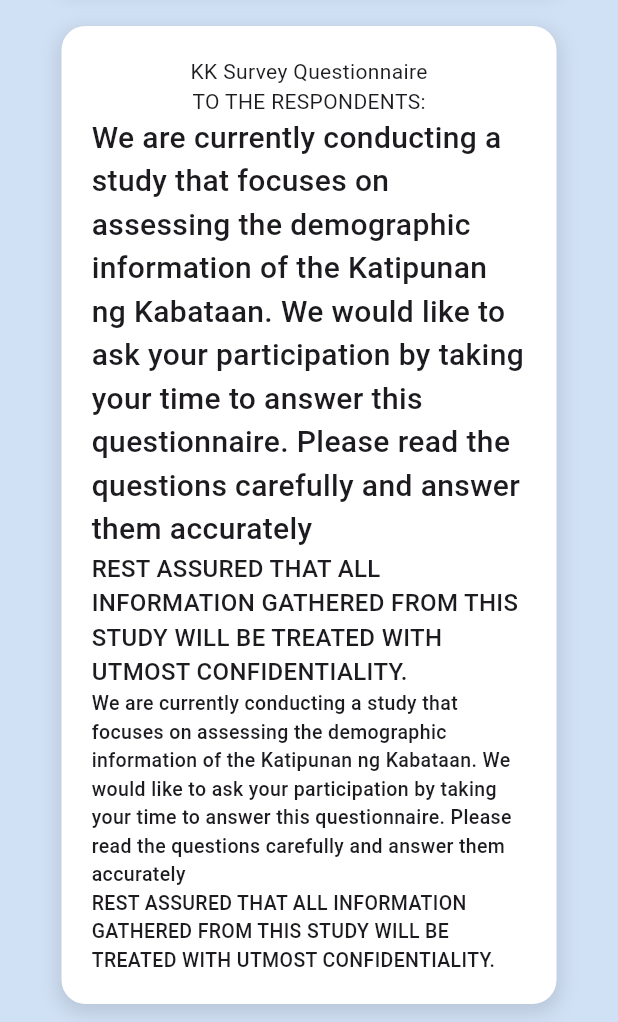
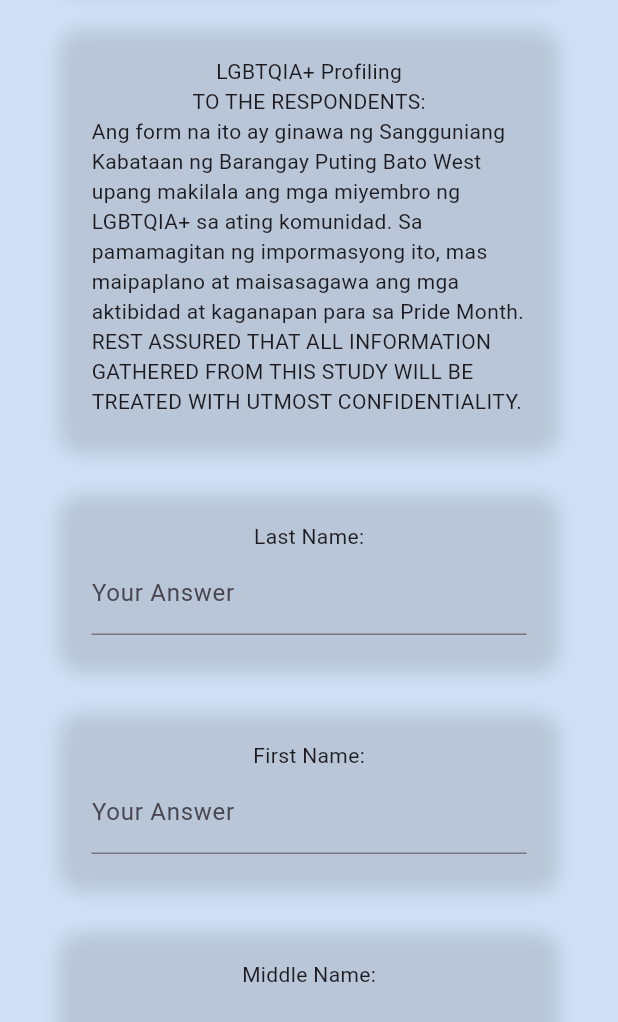
Before and after one commit to Andreicomia11-12/SK-INSIGHT-flutter, a Flutter app: the screen it shows after launch, on a phone screen of 412 x 824 dp, the part 214-1236 px from its top. Run offline on Flutter 3.47's test engine with Material 3 defaults, Android fonts, the phone set to English and light mode, and no system bars.

Commit message:
week2 day3

```diff
--- a/lib/main.dart
+++ b/lib/main.dart
@@ -1,5 +1,6 @@
 import 'package:flutter/material.dart';
 import 'package:skinsight/pages/KKProfiling.dart';
+import 'package:skinsight/pages/LGBTQProfiling.dart';
 import 'package:skinsight/pages/home.dart';
 import 'pages/signup.dart';
 import 'pages/login.dart';
@@ -23,7 +24,7 @@ class MyApp extends StatelessWidget {
     return MaterialApp(
       debugShowCheckedModeBanner: false,
       title: 'SK-INSIGHT',
-      home: Kkprofiling(), // or Forgot() if you want that first
+      home: LGBTQ(), // or Forgot() if you want that first
     );
   }
 }
--- /dev/null
+++ b/lib/pages/LGBTQProfiling.dart
@@ -0,0 +1,410 @@
+import 'package:flutter/material.dart';
+import 'KKProfiling.dart';
+
+class LGBTQ extends StatelessWidget {
+  const LGBTQ({super.key});
+
+  @override
+  Widget build(BuildContext context) {
+    return Scaffold(
+      resizeToAvoidBottomInset: false,
+      backgroundColor: const Color(0xFFD1E1F5),
+      body: SingleChildScrollView(
+        child: Column(
+          children: [
+            // Navbar
+            Container(
+              margin: const EdgeInsets.fromLTRB(0, 60, 0, 0),
+              width: 335,
+              height: 70,
+              padding: const EdgeInsets.symmetric(horizontal: 25),
+              decoration: BoxDecoration(
+                color: const Color(0xFF0A2C59),
+                borderRadius: BorderRadius.circular(18),
+                boxShadow: const [
+                  BoxShadow(
+                    color: Colors.black12,
+                    blurRadius: 10,
+                    spreadRadius: 5,
+                    offset: Offset(0, 4),
+                  ),
+                ],
+              ),
+              child: Row(
+                mainAxisAlignment: MainAxisAlignment.spaceBetween,
+                crossAxisAlignment: CrossAxisAlignment.center,
+                children: [
+                  // Left: Logo + Text
+                  Row(
+                    children: [
+                      Container(
+                        child: ClipRRect(
+                          borderRadius: BorderRadius.circular(40),
+                          child:
+                          Image.asset('assets/logo.jpg',
+                            width: 40, height: 40,
+                          ),
+                        ),
+                      ),
+                      const SizedBox(width: 10),
+                      const Text(
+                        "SK-INSIGHT",
+                        style: TextStyle(
+                          color: Colors.white,
+                          fontSize: 18,
+                          fontWeight: FontWeight.w500,
+                        ),
+                      ),
+                    ],
+                  ),
+
+
+                   PopupMenuButton<String>(
+                      icon: const Icon(Icons.menu, color: Colors.white, size: 30,),
+                      color: Colors.white,
+                      shape: RoundedRectangleBorder(
+                        borderRadius: BorderRadius.circular(12),
+                      ),
+                      elevation: 8, // Shadow effect
+                      onSelected: (value) {
+                        if (value == 'educational') {
+                          print("Educational Assistance");
+                        } else if (value == 'profiling') {
+                          print("Profiling");
+                        }
+                      },
+
+                      itemBuilder: (BuildContext context) => [
+                      PopupMenuItem(
+                        value: 'educational',
+                        child: Padding(
+                          padding: const EdgeInsets.symmetric(vertical: 8.0, horizontal: 12.0),
+                          child: Row(
+                            children: const [
+                              Icon(Icons.school, color: Colors.blueAccent, size: 20),
+                              SizedBox(width: 10),
+                              Text(
+                                'Educational Assistance',
+                                style: TextStyle(fontSize: 15, fontWeight: FontWeight.w400),
+                              ),
+                            ],
+                          ),
+                        ),
+                      ),
+                      PopupMenuItem(
+                        value: 'profiling',
+                        child: Padding(
+                          padding: const EdgeInsets.symmetric(vertical: 8.0, horizontal: 12.0),
+                          child: Row(
+                            children: [
+                              const Icon(Icons.person, color: Colors.green, size: 20),
+                              const SizedBox(width: 10),
+                              TextButton(
+                                onPressed: () {
+                                  Navigator.push(
+                                    context,
+                                    MaterialPageRoute(
+                                      builder: (context) => const Kkprofiling(),
+                                    ),
+                                  );
+                                },
+                                child: const Text(
+                                  "SK Profiling",
+                                  style: TextStyle(
+                                    color: Colors.black,
+                                    fontSize: 15,
+                                    fontWeight: FontWeight.w400,
+                                  ),),
+                              ),
+
+                            ],
+                          ),
+                        ),
+                      ),
+                    ],
+                   ),
+                  // Center: Hamburger menu
+
+
+                  // Right: Person + Bell
+                  Row(
+                    children: const [
+                      Icon(Icons.person, color: Colors.white),
+                      SizedBox(width: 10),
+                      Icon(Icons.notifications, color: Colors.white),
+                    ],
+                  ),
+                ],
+              ),
+            ),
+
+            // Body content
+            Container(
+              alignment: Alignment.center,
+              child: Column(
+                mainAxisAlignment: MainAxisAlignment.start,
+                crossAxisAlignment: CrossAxisAlignment.center,
+                children: [
+                  Container(
+                    margin: const EdgeInsets.fromLTRB(0, 30, 0, 0),
+                    width: 330,
+                    padding: const EdgeInsets.all(20),
+                    decoration: BoxDecoration(
+                      borderRadius: BorderRadius.circular(16),
+                      boxShadow: const [
+                        BoxShadow(
+                          color: Colors.black12,
+                          blurRadius: 10,
+                          spreadRadius: 2,
+                          offset: Offset(0, 4),
+                        ),
+                      ],
+                    ),
+                    child: Column(
+                      children: [
+                        Container(
+                          child: Text(
+                            'LGBTQIA+ Profiling'
+                          ),
+                        ),
+
+                        Container(
+                          child: Text(
+                            'TO THE RESPONDENTS:',
+                          ),
+                        ),
+
+                        Container(
+                          child: Text(
+                            'Ang form na ito ay ginawa ng Sangguniang Kabataan ng Barangay Puting Bato West upang makilala ang mga miyembro ng LGBTQIA+ sa ating komunidad. Sa pamamagitan ng impormasyong ito, mas maipaplano at maisasagawa ang mga aktibidad at kaganapan para sa Pride Month.'
+                          ),
+                        ),
+
+                        Container(
+                          child: Text(
+                            'REST ASSURED THAT ALL INFORMATION GATHERED FROM THIS STUDY WILL BE TREATED WITH UTMOST CONFIDENTIALITY.'
+                          ),
+                        )
+                      ],
+                    ),
+                  ),
+
+                  Container(
+                    alignment: Alignment.center,
+                    child: Column(
+                      mainAxisAlignment: MainAxisAlignment.start,
+                      crossAxisAlignment: CrossAxisAlignment.center,
+                      children: [
+                        Container(
+                          margin: const EdgeInsets.fromLTRB(0, 30, 0, 0),
+                          width: 330,
+                          padding: const EdgeInsets.all(20),
+                          decoration: BoxDecoration(
+                            borderRadius: BorderRadius.circular(16),
+                            boxShadow: const [
+                              BoxShadow(
+                                color: Colors.black12,
+                                blurRadius: 10,
+                                spreadRadius: 2,
+                                offset: Offset(0, 4),
+                              ),
+                            ],
+                          ),
+                          child: Column(
+                            children: [
+                              Container(
+                                child: Text(
+                                  'Last Name:'
+                                ),
+                              ),
+                              Container(
+                                child: TextFormField(
+                                decoration: InputDecoration(
+                                  labelText: 'Your Answer',
+                                ),
+                              ),
+                              ),
+                            ],
+                          ),
+                  ),
+
+                  Container(
+                    alignment: Alignment.center,
+                    child: Column(
+                      mainAxisAlignment: MainAxisAlignment.start,
+                      crossAxisAlignment: CrossAxisAlignment.center,
+                      children: [
+                        Container(
+                          margin: const EdgeInsets.fromLTRB(0, 30, 0, 0),
+                          width: 330,
+                          padding: const EdgeInsets.all(20),
+                          decoration: BoxDecoration(
+                            borderRadius: BorderRadius.circular(16),
+                            boxShadow: const [
+                              BoxShadow(
+                                color: Colors.black12,
+                                blurRadius: 10,
+                                spreadRadius: 2,
+                                offset: Offset(0, 4),
+                              ),
+                            ],
+                          ),
+                          child: Column(
+                            children: [
+                              Container(
+                                child: Text(
+                                  'First Name:'
+                                ),
+                              ),
+                              Container(
+                                child: TextFormField(
+                                decoration: InputDecoration(
+                                  labelText: 'Your Answer',
+                                ),
+                              ),
+                              ),
+                            ],
+                          ),
+                        ),
+                      ],
+                    ),
+                  ),
+
+                  Container(
+                    alignment: Alignment.center,
+                    child: Column(
+                      mainAxisAlignment: MainAxisAlignment.start,
+                      crossAxisAlignment: CrossAxisAlignment.center,
+                      children: [
+                        Container(
+                          margin: const EdgeInsets.fromLTRB(0, 30, 0, 0),
+                          width: 330,
+                          padding: const EdgeInsets.all(20),
+                          decoration: BoxDecoration(
+                            borderRadius: BorderRadius.circular(16),
+                            boxShadow: const [
+                              BoxShadow(
+                                color: Colors.black12,
+                                blurRadius: 10,
+                                spreadRadius: 2,
+                                offset: Offset(0, 4),
+                              ),
+                            ],
+                          ),
+                          child: Column(
+                            children: [
+                              Container(
+                                child: Text(
+                                  'Middle Name:'
+                                ),
+                              ),
+                              Container(
+                                child: TextFormField(
+                                decoration: InputDecoration(
+                                  labelText: 'Your Answer',
+                                ),
+                              ),
+                              ),
+                            ],
+                          ),
+                        ),
+                      ],
+                    ),
+                  ),
+
+                  Container(
+                    alignment: Alignment.center,
+                    child: Column(
+                      mainAxisAlignment: MainAxisAlignment.start,
+                      crossAxisAlignment: CrossAxisAlignment.center,
+                      children: [
+                        Container(
+                          margin: const EdgeInsets.fromLTRB(0, 30, 0, 0),
+                          width: 330,
+                          padding: const EdgeInsets.all(20),
+                          decoration: BoxDecoration(
+                            borderRadius: BorderRadius.circular(16),
+                            boxShadow: const [
+                              BoxShadow(
+                                color: Colors.black12,
+                                blurRadius: 10,
+                                spreadRadius: 2,
+                                offset: Offset(0, 4),
+                              ),
+                            ],
+                          ),
+                          child: Column(
+                            children: [
+                              Container(
+                                child: Text(
+                                  'Birthday:'
+                                ),
+                              ),
+                              Container(
+                                child: TextFormField(
+                                decoration: InputDecoration(
+                                  labelText: 'Your Answer',
+                                ),
+                              ),
+                              ),
+                            ],
+                          ),
+                        ),
+                      ],
+                    ),
+                  ),
+
+                  Container(
+                    alignment: Alignment.center,
+                    child: Column(
+                      mainAxisAlignment: MainAxisAlignment.start,
+                      crossAxisAlignment: CrossAxisAlignment.center,
+                      children: [
+                        Container(
+                          margin: const EdgeInsets.fromLTRB(0, 30, 0, 0),
+                          width: 330,
+                          padding: const EdgeInsets.all(20),
+                          decoration: BoxDecoration(
+                            borderRadius: BorderRadius.circular(16),
+                            boxShadow: const [
+                              BoxShadow(
+                                color: Colors.black12,
+                                blurRadius: 10,
+                                spreadRadius: 2,
+                                offset: Offset(0, 4),
+                              ),
+                            ],
+                          ),
+                          child: Column(
+                            children: [
+                              Container(
+                                child: Text(
+                                  'Sex Assigned at Birth:'
+                                ),
+                              ),
+                              Container(
+                                child: TextFormField(
+                                decoration: InputDecoration(
+                                  labelText: 'Your Answer',
+                                ),
+                              ),
+                              ),
+                            ],
+                          ),
+                        ),
+                      ],
+                    ),
+                  ),
+
+                      ],
+                    ),
+                  ),
+                ],
+              ),
+            ),
+          ],
+        ),
+      ),
+    );
+  }
+}
```
